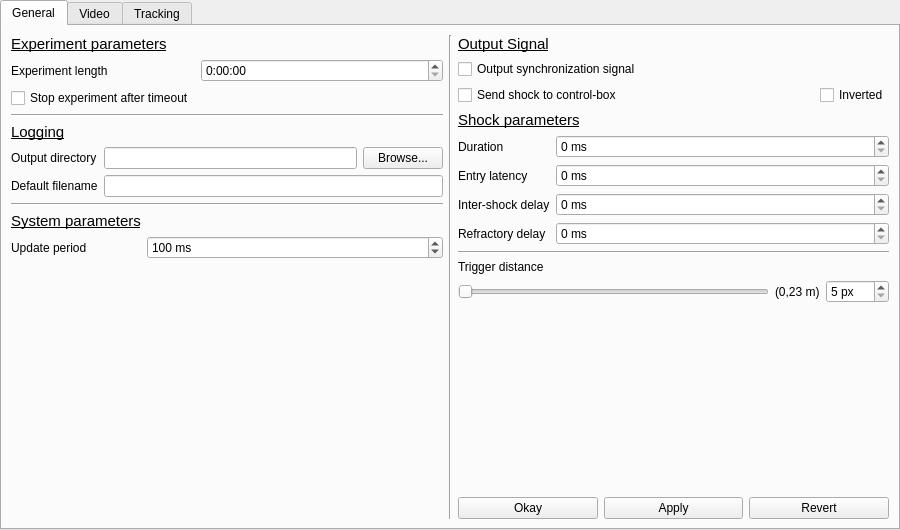
fgu-cas/kachna-tracker, file configwindow.ui: the form before one commit.
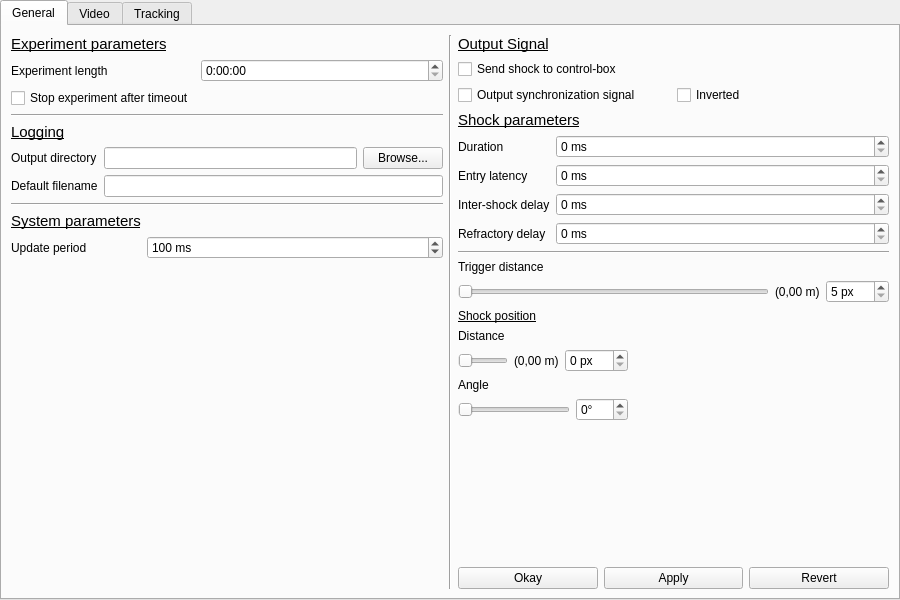
The form after the commit. The open tabs and pages were chosen to show the change. Custom widgets are drawn as their Qt base class.

Commit message: add shock location offset relative to robot

Diff of the .ui file:
```diff
--- a/configwindow.ui
+++ b/configwindow.ui
@@ -7,13 +7,13 @@
     <x>0</x>
     <y>0</y>
     <width>900</width>
-    <height>530</height>
+    <height>600</height>
    </rect>
   </property>
   <property name="minimumSize">
    <size>
     <width>900</width>
-    <height>530</height>
+    <height>600</height>
    </size>
   </property>
   <property name="windowTitle">
@@ -214,18 +214,18 @@
        </widget>
       </item>
       <item>
-       <widget class="QCheckBox" name="synchroBox">
+       <widget class="QCheckBox" name="shockBox">
         <property name="text">
-         <string>Output synchronization signal</string>
+         <string>Send shock to control-box</string>
         </property>
        </widget>
       </item>
       <item>
-       <layout class="QHBoxLayout" name="horizontalLayout_4" stretch="1,0">
+       <layout class="QHBoxLayout" name="horizontalLayout_4" stretch="0,0">
         <item>
-         <widget class="QCheckBox" name="shockBox">
+         <widget class="QCheckBox" name="synchroBox">
           <property name="text">
-           <string>Send shock to control-box</string>
+           <string>Output synchronization signal</string>
           </property>
          </widget>
         </item>
@@ -366,7 +366,7 @@
           <item>
            <widget class="QLabel" name="triggerRealLabel">
             <property name="text">
-             <string>(0,23 m)</string>
+             <string>(0,00 m)</string>
             </property>
            </widget>
           </item>
@@ -387,6 +387,110 @@
         </item>
        </layout>
       </item>
+      <item>
+       <widget class="QLabel" name="label_40">
+        <property name="text">
+         <string>&lt;html&gt;&lt;head/&gt;&lt;body&gt;&lt;p&gt;&lt;span style=&quot; text-decoration: underline;&quot;&gt;Shock position&lt;/span&gt;&lt;/p&gt;&lt;/body&gt;&lt;/html&gt;</string>
+        </property>
+       </widget>
+      </item>
+      <item>
+       <layout class="QHBoxLayout" name="horizontalLayout_13" stretch="4,6">
+        <item>
+         <layout class="QVBoxLayout" name="verticalLayout_8">
+          <item>
+           <widget class="QLabel" name="label_42">
+            <property name="text">
+             <string>Distance</string>
+            </property>
+           </widget>
+          </item>
+          <item>
+           <layout class="QHBoxLayout" name="horizontalLayout_20">
+            <item>
+             <widget class="QSlider" name="distanceSlider">
+              <property name="maximum">
+               <number>333</number>
+              </property>
+              <property name="orientation">
+               <enum>Qt::Horizontal</enum>
+              </property>
+             </widget>
+            </item>
+            <item>
+             <widget class="QLabel" name="distanceRealLabel">
+              <property name="text">
+               <string>(0,00 m)</string>
+              </property>
+             </widget>
+            </item>
+            <item>
+             <widget class="QSpinBox" name="distanceBox">
+              <property name="suffix">
+               <string> px</string>
+              </property>
+              <property name="maximum">
+               <number>999</number>
+              </property>
+             </widget>
+            </item>
+           </layout>
+          </item>
+          <item>
+           <widget class="QLabel" name="label_41">
+            <property name="text">
+             <string>Angle</string>
+            </property>
+           </widget>
+          </item>
+          <item>
+           <layout class="QHBoxLayout" name="horizontalLayout_19">
+            <item>
+             <widget class="QSlider" name="angleSlider">
+              <property name="maximum">
+               <number>360</number>
+              </property>
+              <property name="orientation">
+               <enum>Qt::Horizontal</enum>
+              </property>
+             </widget>
+            </item>
+            <item>
+             <widget class="QSpinBox" name="angleBox">
+              <property name="suffix">
+               <string>°</string>
+              </property>
+              <property name="maximum">
+               <number>360</number>
+              </property>
+             </widget>
+            </item>
+           </layout>
+          </item>
+          <item>
+           <spacer name="verticalSpacer_6">
+            <property name="orientation">
+             <enum>Qt::Vertical</enum>
+            </property>
+            <property name="sizeHint" stdset="0">
+             <size>
+              <width>20</width>
+              <height>40</height>
+             </size>
+            </property>
+           </spacer>
+          </item>
+         </layout>
+        </item>
+        <item>
+         <widget class="ShockLocationLabel" name="shockLocationLabel">
+          <property name="text">
+           <string/>
+          </property>
+         </widget>
+        </item>
+       </layout>
+      </item>
       <item>
        <spacer name="verticalSpacer_4">
         <property name="orientation">
@@ -1229,6 +1333,16 @@
    <extends>QLabel</extends>
    <header>masklabel.h</header>
   </customwidget>
+  <customwidget>
+   <class>ShockLocationLabel</class>
+   <extends>QLabel</extends>
+   <header>shocklocationlabel.h</header>
+   <slots>
+    <slot>setAngle(int)</slot>
+    <slot>setDistance(int)</slot>
+    <slot>setRadius(int)</slot>
+   </slots>
+  </customwidget>
  </customwidgets>
  <resources/>
  <connections>
```
Left out of the diff: 176 changed lines with no effect on the pictures. The commit also changes 8 other files.
